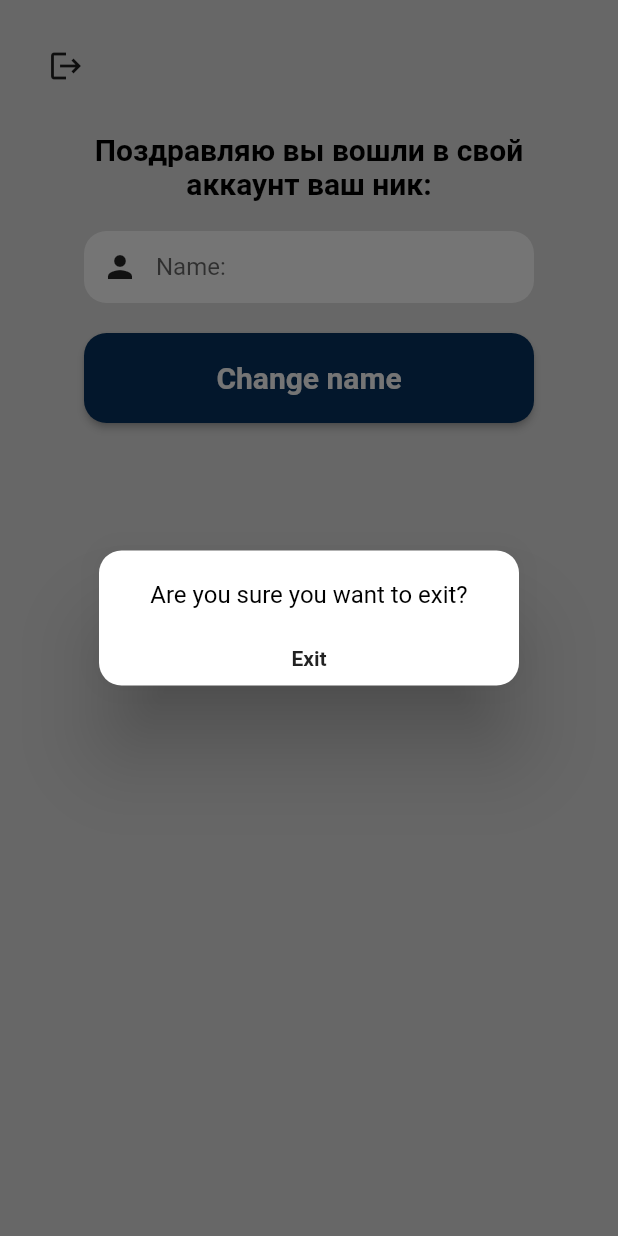
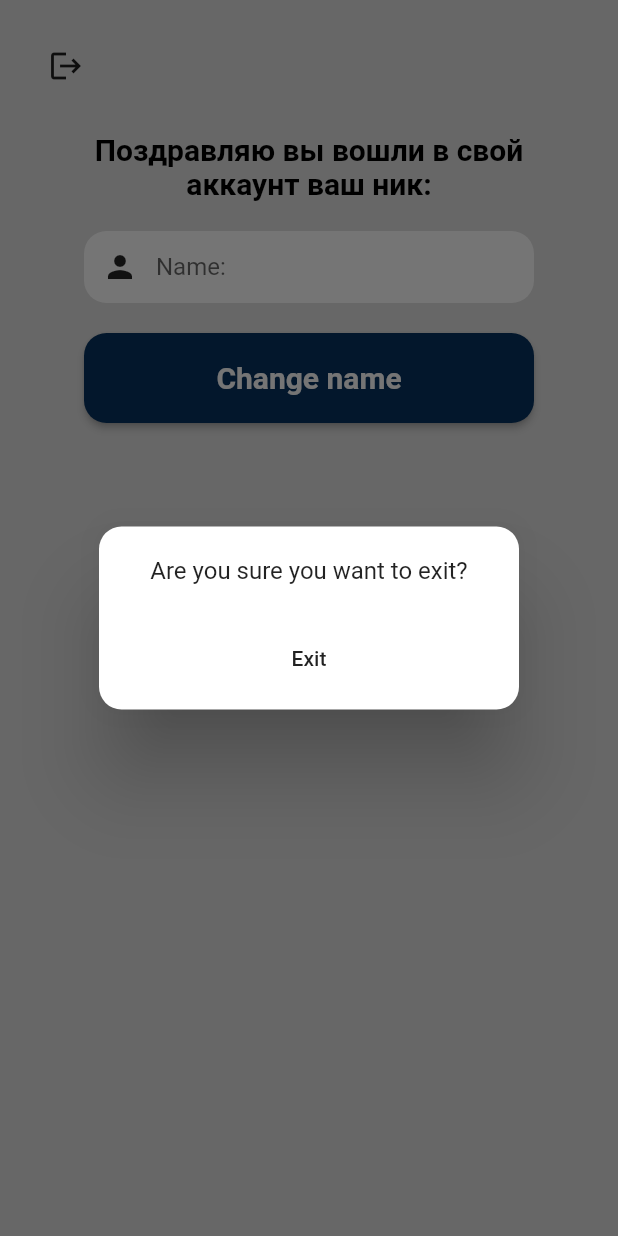
Before and after one commit to x4dead/sfera_app_1, a Flutter app: the screen it shows once a user with an empty profile is signed in, after a tap on the "logout" icon, on a phone screen of 412 x 824 dp. Run offline on Flutter 3.47's test engine with Material 2 defaults, Android fonts, the phone set to English and light mode, and no system bars; our stand-ins replace email_validator, firebase_auth, firebase_core, flutter_bloc, freezed_annotation, get and 2 more; missing offline and left inert: desktop_webview_auth; accounts and stored records are empty; statements that could not run were skipped.

Commit message:
fix colors and text styles in dialog_widget

```diff
--- a/lib/features/presentation/widgets/app_dialog/dialog_widget.dart
+++ b/lib/features/presentation/widgets/app_dialog/dialog_widget.dart
@@ -20,15 +20,16 @@ class DialogWidget extends StatelessWidget {
           const EdgeInsets.only(bottom: 10, left: 10, right: 10, top: 5),
       titlePadding: const EdgeInsets.all(20),
       title: Text(title, textAlign: TextAlign.center),
-      titleTextStyle: AppTextStyle.w400s14
-          .copyWith(color: AppColors.color000000, fontSize: 16),
+      titleTextStyle: Theme.of(context).textTheme.subtitle1,
       actionsAlignment: MainAxisAlignment.center,
       actions: [
-        InkWell(
-          splashColor: AppColors.colorTransparent,
-          overlayColor: MaterialStateProperty.all(AppColors.colorTransparent),
-          onTap: actionOnTap,
-          child: Text(actionTitle, style: AppTextStyle.wBolds),
+        TextButton(
+          style: ButtonStyle(
+            overlayColor:
+                MaterialStateProperty.all(Theme.of(context).dividerColor),
+          ),
+          onPressed: actionOnTap,
+          child: Text(actionTitle, style: Theme.of(context).textTheme.button),
         ),
       ],
     );
```
